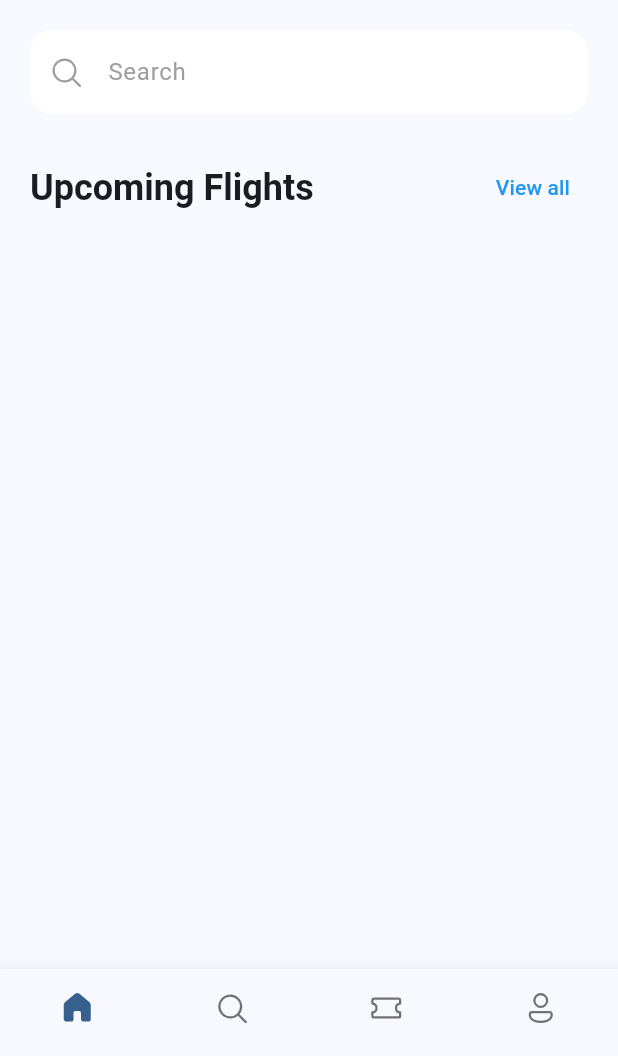
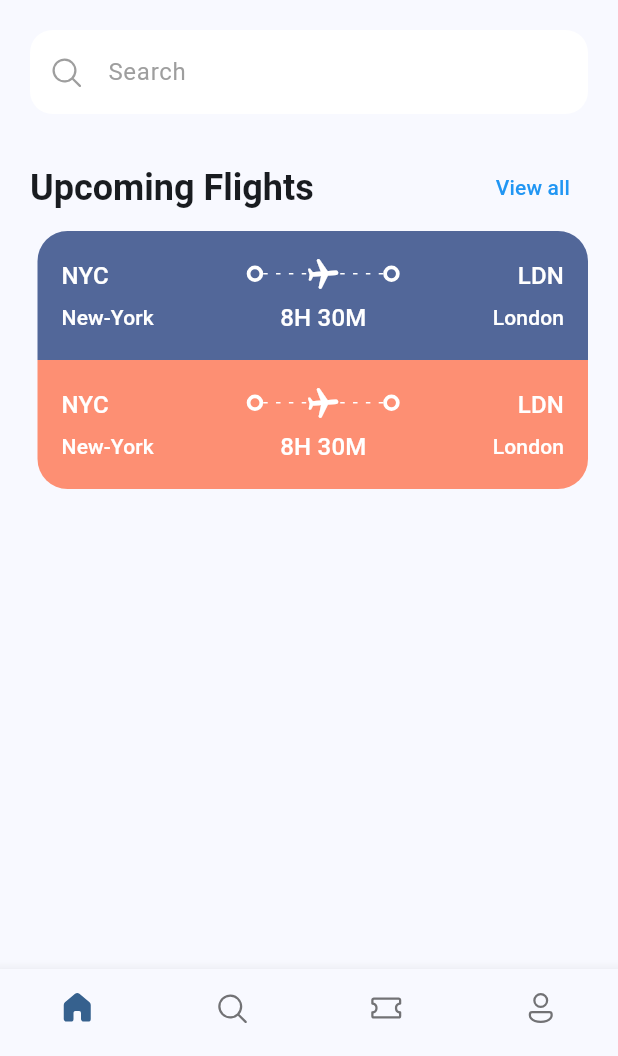
Before and after one commit to alexleboucher/tickets-booking-app, a Flutter app: the screen it shows after launch, on a phone screen of 412 x 824 dp, the part 180-1236 px from its top. Run offline on Flutter 3.47's test engine with Material 2 defaults, Android fonts, the phone set to English and light mode, and no system bars; our stand-ins replace fluentui_icons, gap.

Commit message:
Added TicketView widget

```diff
--- a/lib/screens/home_screen.dart
+++ b/lib/screens/home_screen.dart
@@ -5,6 +5,7 @@ import 'package:provider/provider.dart';
 import 'package:tickets_booking_app/main.dart';
 import 'package:tickets_booking_app/widgets/app_scaffold.dart';
 import 'package:tickets_booking_app/widgets/home/home_header.dart';
+import 'package:tickets_booking_app/widgets/ui/ticket_view.dart';
 import 'package:tickets_booking_app/widgets/ui/view_all_title.dart';
 
 class HomeScreen extends StatelessWidget {
@@ -34,7 +35,6 @@ class HomeScreen extends StatelessWidget {
                   child: TextFormField(
                     onTapOutside: (event) {
                       FocusScopeNode currentFocus = FocusScope.of(context);
-
                       if (!currentFocus.hasPrimaryFocus) {
                         currentFocus.unfocus();
                       }
@@ -61,6 +61,17 @@ class HomeScreen extends StatelessWidget {
                     appState.setCurrentTab(MainTab.tickets);
                   },
                 ),
+                const Gap(5),
+                Container(
+                  margin: const EdgeInsets.only(left: 5),
+                  child: const TicketView(
+                    departureCode: 'NYC',
+                    departureName: 'New-York',
+                    arrivalCode: 'LDN',
+                    arrivalName: 'London',
+                    flightDuration: Duration(hours: 8, minutes: 30),
+                  ),
+                ),
               ],
             ),
           ),
--- /dev/null
+++ b/lib/utils/duration.dart
@@ -0,0 +1,24 @@
+String getDurationFormatString(
+  Duration duration, {
+  bool showSeconds = false,
+  bool twoDigitsHours = false,
+  String hoursPrefix = ':',
+  String minutesPrefix = ':',
+  String secondsPrefix = '',
+}) {
+  String twoDigits(int n) => n.toString().padLeft(2, '0');
+
+  String twoDigitHours =
+      duration.inHours.toString().padLeft(twoDigitsHours ? 2 : 1, '0');
+  String twoDigitMinutes = twoDigits(duration.inMinutes.remainder(60));
+  String twoDigitSeconds = twoDigits(duration.inSeconds.remainder(60));
+
+  var formattedHour =
+      '$twoDigitHours$hoursPrefix$twoDigitMinutes$minutesPrefix';
+
+  if (showSeconds) {
+    formattedHour += '$twoDigitSeconds$secondsPrefix';
+  }
+
+  return formattedHour;
+}
--- /dev/null
+++ b/lib/utils/layout.dart
@@ -0,0 +1,5 @@
+import 'package:flutter/material.dart';
+
+getSize(BuildContext context) {
+  return MediaQuery.of(context).size;
+}
--- a/lib/widgets/ui/text/text_customization.dart
+++ b/lib/widgets/ui/text/text_customization.dart
@@ -1,15 +1,17 @@
 import 'package:flutter/material.dart';
 
 class TextCustomization {
-  const TextCustomization({this.color});
+  const TextCustomization({this.color, this.fontWeight});
 
   final Color? color;
+  final FontWeight? fontWeight;
 
   TextStyle customizeStyle(BuildContext context, TextStyle? textStyle) {
     final style = textStyle ?? Theme.of(context).textTheme.bodyMedium!;
 
     return style.copyWith(
       color: color,
+      fontWeight: fontWeight,
     );
   }
 }
--- /dev/null
+++ b/lib/widgets/ui/ticket_view.dart
@@ -0,0 +1,266 @@
+import 'package:flutter/material.dart';
+import 'package:gap/gap.dart';
+import 'package:tickets_booking_app/utils/duration.dart';
+import 'package:tickets_booking_app/utils/layout.dart';
+import 'package:tickets_booking_app/widgets/ui/text/text_customization.dart';
+import 'package:tickets_booking_app/widgets/ui/text/title_text.dart';
+
+const topTicketColor = Color(0xFF526799);
+const bottomTicketColor = Color.fromARGB(255, 253, 143, 115);
+
+class TicketView extends StatelessWidget {
+  const TicketView({
+    super.key,
+    required this.departureCode,
+    required this.departureName,
+    required this.arrivalCode,
+    required this.arrivalName,
+    required this.flightDuration,
+    // required this.departureDate,
+  });
+
+  final String departureCode;
+  final String arrivalCode;
+  final String departureName;
+  final String arrivalName;
+  final Duration flightDuration;
+  // final DateTime departureDate;
+
+  @override
+  Widget build(BuildContext context) {
+    final size = getSize(context);
+
+    return SizedBox(
+      width: size.width,
+      height: 200,
+      child: Column(
+        children: [
+          Container(
+            padding: const EdgeInsets.all(16),
+            decoration: const BoxDecoration(
+              borderRadius: BorderRadius.only(
+                topLeft: Radius.circular(20),
+                topRight: Radius.circular(20),
+              ),
+              color: topTicketColor,
+            ),
+            child: Row(
+              mainAxisAlignment: MainAxisAlignment.spaceBetween,
+              children: [
+                Column(
+                  crossAxisAlignment: CrossAxisAlignment.start,
+                  children: [
+                    TitleText(
+                      departureCode,
+                      customization:
+                          const TextCustomization(color: Colors.white),
+                    ),
+                    const Gap(5),
+                    TitleText(
+                      departureName,
+                      textStyle: TitleStyle.titleSmall,
+                      customization:
+                          const TextCustomization(color: Colors.white),
+                    ),
+                  ],
+                ),
+                Column(
+                  children: [
+                    Row(
+                      children: [
+                        const RoundPoint(),
+                        Stack(
+                          alignment: Alignment.center,
+                          children: [
+                            SizedBox(
+                              width: 80,
+                              height: 25,
+                              child: Row(
+                                mainAxisAlignment:
+                                    MainAxisAlignment.spaceBetween,
+                                children: List.generate(
+                                  10,
+                                  (index) => const SizedBox(
+                                    height: 1,
+                                    width: 3,
+                                    child: DecoratedBox(
+                                      decoration: BoxDecoration(
+                                        color: Colors.white,
+                                      ),
+                                    ),
+                                  ),
+                                ),
+                              ),
+                            ),
+                            Transform.rotate(
+                              angle: 1.5,
+                              child: const Icon(
+                                Icons.local_airport_rounded,
+                                color: Colors.white,
+                              ),
+                            ),
+                          ],
+                        ),
+                        const RoundPoint(),
+                      ],
+                    ),
+                    const Gap(5),
+                    TitleText(
+                      getDurationFormatString(
+                        flightDuration,
+                        hoursPrefix: 'H ',
+                        minutesPrefix: 'M',
+                      ),
+                      textStyle: TitleStyle.titleMedium,
+                      customization: const TextCustomization(
+                        color: Colors.white,
+                      ),
+                    )
+                  ],
+                ),
+                Column(
+                  crossAxisAlignment: CrossAxisAlignment.end,
+                  children: [
+                    TitleText(
+                      arrivalCode,
+                      customization:
+                          const TextCustomization(color: Colors.white),
+                    ),
+                    const Gap(5),
+                    TitleText(
+                      arrivalName,
+                      textStyle: TitleStyle.titleSmall,
+                      customization:
+                          const TextCustomization(color: Colors.white),
+                    ),
+                  ],
+                ),
+              ],
+            ),
+          ),
+          Container(
+            padding: const EdgeInsets.all(16),
+            decoration: const BoxDecoration(
+              borderRadius: BorderRadius.only(
+                bottomLeft: Radius.circular(20),
+                bottomRight: Radius.circular(20),
+              ),
+              color: bottomTicketColor,
+            ),
+            child: Row(
+              mainAxisAlignment: MainAxisAlignment.spaceBetween,
+              children: [
+                Column(
+                  crossAxisAlignment: CrossAxisAlignment.start,
+                  children: [
+                    TitleText(
+                      departureCode,
+                      customization:
+                          const TextCustomization(color: Colors.white),
+                    ),
+                    const Gap(5),
+                    TitleText(
+                      departureName,
+                      textStyle: TitleStyle.titleSmall,
+                      customization:
+                          const TextCustomization(color: Colors.white),
+                    ),
+                  ],
+                ),
+                Column(
+                  children: [
+                    Row(
+                      children: [
+                        const RoundPoint(),
+                        Stack(
+                          alignment: Alignment.center,
+                          children: [
+                            SizedBox(
+                              width: 80,
+                              height: 25,
+                              child: Row(
+                                mainAxisAlignment:
+                                    MainAxisAlignment.spaceBetween,
+                                children: List.generate(
+                                  10,
+                                  (index) => const SizedBox(
+                                    height: 1,
+                                    width: 3,
+                                    child: DecoratedBox(
+                                      decoration: BoxDecoration(
+                                        color: Colors.white,
+                                      ),
+                                    ),
+                                  ),
+                                ),
+                              ),
+                            ),
+                            Transform.rotate(
+                              angle: 1.5,
+                              child: const Icon(
+                                Icons.local_airport_rounded,
+                                color: Colors.white,
+                              ),
+                            ),
+                          ],
+                        ),
+                        const RoundPoint(),
+                      ],
+                    ),
+                    const Gap(5),
+                    TitleText(
+                      getDurationFormatString(
+                        flightDuration,
+                        hoursPrefix: 'H ',
+                        minutesPrefix: 'M',
+                      ),
+                      textStyle: TitleStyle.titleMedium,
+                      customization: const TextCustomization(
+                        color: Colors.white,
+                      ),
+                    )
+                  ],
+                ),
+                Column(
+                  crossAxisAlignment: CrossAxisAlignment.end,
+                  children: [
+                    TitleText(
+                      arrivalCode,
+                      customization:
+                          const TextCustomization(color: Colors.white),
+                    ),
+                    const Gap(5),
+                    TitleText(
+                      arrivalName,
+                      textStyle: TitleStyle.titleSmall,
+                      customization:
+                          const TextCustomization(color: Colors.white),
+                    ),
+                  ],
+                ),
+              ],
+            ),
+          ),
+        ],
+      ),
+    );
+  }
+}
+
+class RoundPoint extends StatelessWidget {
+  const RoundPoint({super.key});
+
+  @override
+  Widget build(BuildContext context) {
+    return Container(
+      padding: const EdgeInsets.all(3),
+      decoration: BoxDecoration(
+        borderRadius: const BorderRadius.all(Radius.circular(20)),
+        border: Border.all(
+          width: 2.5,
+          color: Colors.white,
+        ),
+      ),
+    );
+  }
+}
```
Also changed, not shown: 1 other file.
